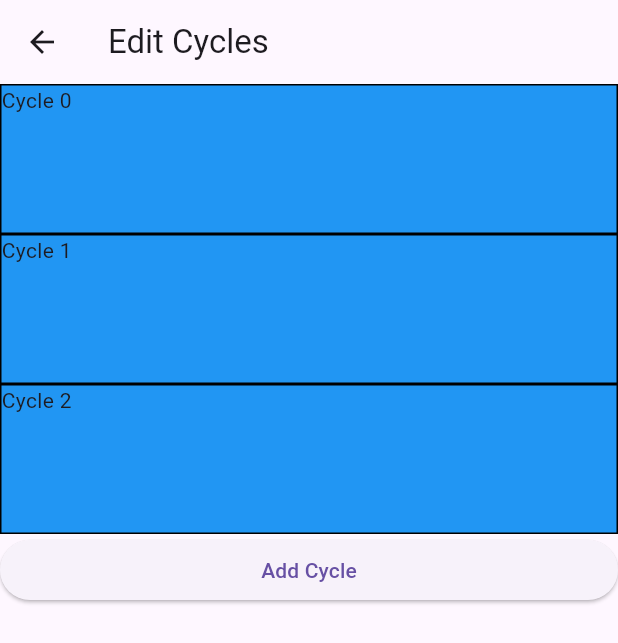
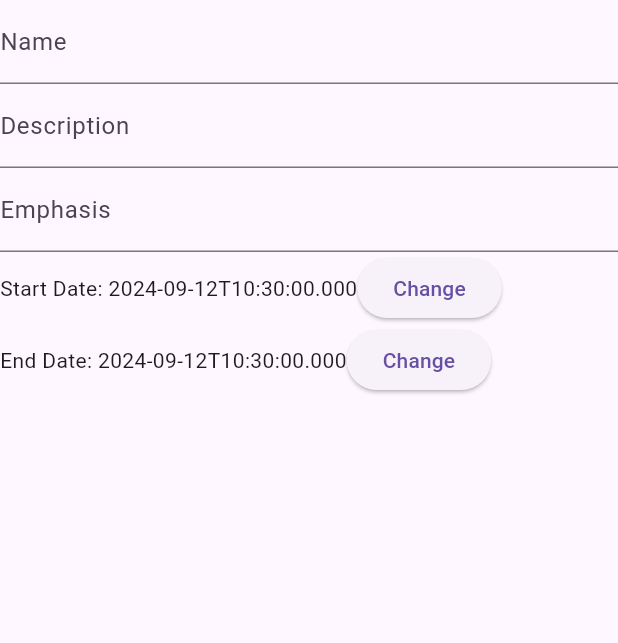
Before and after one commit to CrushTim/trainingplaner, a Flutter app: the EditCyclesView screen opened directly, after a tap on "Add Cycle", on a phone screen of 412 x 824 dp. Shown: the top 643 px of the screen. Run offline on Flutter 3.47's test engine with Material 3 defaults, Android fonts, the phone set to English and light mode, and no system bars.

Commit message:
cycle views and edit fields prototype

```diff
--- /dev/null
+++ b/lib/uc01TrainingCycle/add_training_cycle_view.dart
@@ -0,0 +1,25 @@
+import 'package:flutter/material.dart';
+import 'package:trainingplaner/uc01TrainingCycle/training_cycle_edit_fields.dart';
+
+class AddTrainingCycleView extends StatefulWidget {
+  const AddTrainingCycleView({super.key});
+
+  @override
+  State<AddTrainingCycleView> createState() => _AddTrainingCycleViewState();
+}
+
+class _AddTrainingCycleViewState extends State<AddTrainingCycleView> {
+  final TextEditingController _nameController = TextEditingController();
+  final TextEditingController _descriptionController = TextEditingController();
+  final TextEditingController _emphasisController = TextEditingController();
+
+  @override
+  Widget build(BuildContext context) {
+    return Scaffold(
+      body: TrainingCycleEditFields(
+          nameController: _nameController,
+          descriptionController: _descriptionController,
+          emphasisController: _emphasisController),
+    );
+  }
+}
--- a/lib/views/edit_cycles_view.dart
+++ b/lib/uc01TrainingCycle/edit_cycles_view.dart
@@ -1,4 +1,5 @@
 import 'package:flutter/material.dart';
+import 'package:trainingplaner/uc01TrainingCycle/add_training_cycle_view.dart';
 
 class EditCyclesView extends StatefulWidget {
   const EditCyclesView({super.key});
@@ -23,7 +24,10 @@ class _EditCyclesViewState extends State<EditCyclesView> {
             [
               ElevatedButton(
                 onPressed: () {
-                  //TODO add a new cycle
+                  Navigator.push(
+                      context,
+                      MaterialPageRoute(
+                          builder: (context) => const AddTrainingCycleView()));
                 },
                 child: const Text("Add Cycle"),
               ),
--- /dev/null
+++ b/lib/uc01TrainingCycle/training_cycle_edit_fields.dart
@@ -0,0 +1,101 @@
+import 'package:flutter/material.dart';
+
+class TrainingCycleEditFields extends StatefulWidget {
+  final TextEditingController nameController;
+  final TextEditingController descriptionController;
+  final TextEditingController emphasisController;
+
+  const TrainingCycleEditFields(
+      {super.key,
+      required this.nameController,
+      required this.descriptionController,
+      required this.emphasisController});
+
+  @override
+  State<TrainingCycleEditFields> createState() =>
+      _TrainingCycleEditFieldsState();
+}
+
+class _TrainingCycleEditFieldsState extends State<TrainingCycleEditFields> {
+  late final TextEditingController _nameController;
+  late final TextEditingController _descriptionController;
+  late final TextEditingController _emphasisController;
+  late DateTime _startDate;
+  late DateTime _endDate;
+
+  @override
+  void initState() {
+    super.initState();
+
+    _nameController = widget.nameController;
+    _descriptionController = widget.descriptionController;
+    _emphasisController = widget.emphasisController;
+    //TODO: start and end date from parent later
+    _startDate = DateTime.now();
+    _endDate = DateTime.now();
+  }
+
+  @override
+  Widget build(BuildContext context) {
+    return Column(
+      children: [
+        TextField(
+          controller: _nameController,
+          decoration: const InputDecoration(labelText: 'Name'),
+        ),
+        TextField(
+          controller: _descriptionController,
+          decoration: const InputDecoration(labelText: 'Description'),
+        ),
+        TextField(
+          controller: _emphasisController,
+          decoration: const InputDecoration(labelText: 'Emphasis'),
+        ),
+        Row(
+          children: [
+            Text('Start Date: ${_startDate.toIso8601String()}'),
+            ElevatedButton(
+              onPressed: () {
+                showDatePicker(
+                  context: context,
+                  initialDate: _startDate,
+                  firstDate: DateTime.now(),
+                  lastDate: DateTime.now().add(const Duration(days: 365)),
+                ).then((value) {
+                  if (value != null) {
+                    setState(() {
+                      _startDate = value;
+                    });
+                  }
+                });
+              },
+              child: const Text('Change'),
+            ),
+          ],
+        ),
+        Row(
+          children: [
+            Text('End Date: ${_endDate.toIso8601String()}'),
+            ElevatedButton(
+              onPressed: () {
+                showDatePicker(
+                  context: context,
+                  initialDate: _endDate,
+                  firstDate: DateTime.now(),
+                  lastDate: DateTime.now().add(const Duration(days: 365)),
+                ).then((value) {
+                  if (value != null) {
+                    setState(() {
+                      _endDate = value;
+                    });
+                  }
+                });
+              },
+              child: const Text('Change'),
+            ),
+          ],
+        ),
+      ],
+    );
+  }
+}
--- a/lib/views/overview_view.dart
+++ b/lib/views/overview_view.dart
@@ -1,7 +1,7 @@
 import 'package:flutter/material.dart';
 import 'package:trainingplaner/costum_widgets/cycle_bar_calendar.dart';
 import 'package:trainingplaner/costum_widgets/day_field_calendar.dart';
-import 'package:trainingplaner/views/edit_cycles_view.dart';
+import 'package:trainingplaner/uc01TrainingCycle/edit_cycles_view.dart';
 
 class OverviewView extends StatefulWidget {
   const OverviewView({super.key});
```
Also changed, not shown: lib/home_page.dart (+49 -4 lines).
